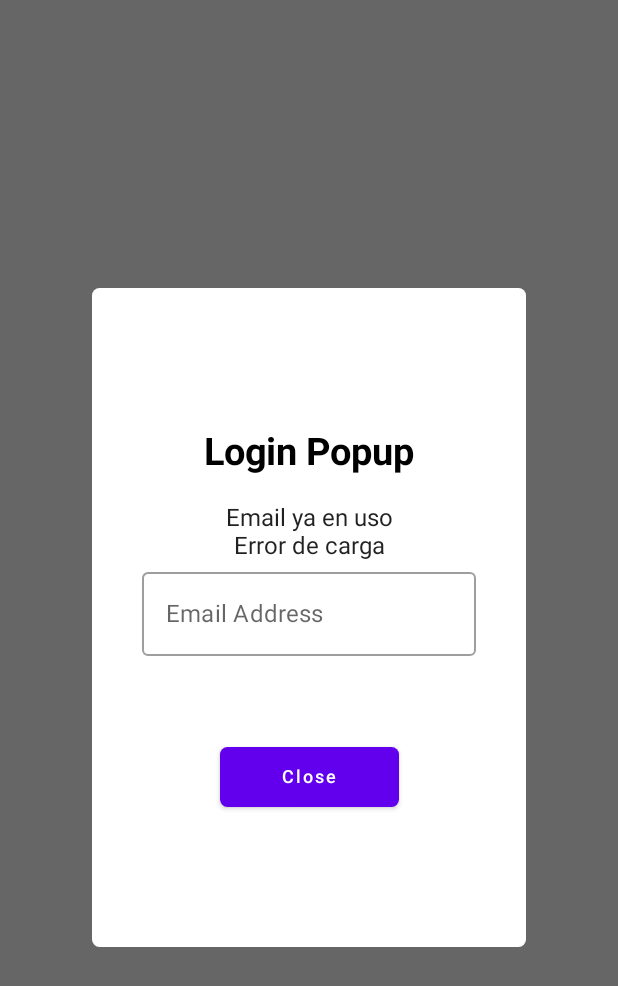
After one commit to yeraygar/intermodular, an Android app built with Jetpack Compose: the composable ValidateLoginScreen called with empty values, on a phone screen of 412 x 824 dp. The commit adds this screen. Shown: the top 986 px of the screen. Run offline under Robolectric (Android 15) with nearby library versions, the phone set to English and light mode, and no system bars; libraries missing offline, so code that uses them is left out: com.orhanobut.logger; 2 statements that could not run were skipped.

Commit message:
Validacion de email funcionando

```diff
--- a/Interfaz_android/Intermodular/app/src/main/java/inter/intermodular/ScreenNav.kt
+++ b/Interfaz_android/Intermodular/app/src/main/java/inter/intermodular/ScreenNav.kt
@@ -4,6 +4,7 @@ sealed class ScreenNav(val route: String) {
     object LoginScreen : ScreenNav("login_screen")
     object MainScreen : ScreenNav("main_screen")
     object RegisterScreen : ScreenNav("register_screen")
+    object ValidateLoginScreen : ScreenNav("validate_login_screen")
 
     fun withArgs(vararg args: String) : String{
         return buildString{
--- /dev/null
+++ b/Interfaz_android/Intermodular/app/src/main/java/inter/intermodular/screens/ValidateLoginScreen.kt
@@ -0,0 +1,231 @@
+package inter.intermodular.screens
+
+import androidx.compose.foundation.layout.*
+import androidx.compose.foundation.shape.RoundedCornerShape
+import androidx.compose.material.*
+import androidx.compose.runtime.*
+import androidx.compose.ui.Alignment
+import androidx.compose.ui.Modifier
+import androidx.compose.ui.focus.FocusRequester
+import androidx.compose.ui.graphics.Color
+import androidx.compose.ui.text.font.FontWeight
+import androidx.compose.ui.unit.dp
+import androidx.compose.ui.unit.sp
+import androidx.compose.ui.window.Dialog
+import androidx.navigation.NavController
+import com.orhanobut.logger.Logger
+import inter.intermodular.ScreenNav
+import inter.intermodular.ui.theme.Purple500
+import inter.intermodular.view_models.ClientViewModel
+
+@Composable
+fun ValidateLoginScreen(email: String?, clientViewModel: ClientViewModel, navController: NavController) {
+    val isDialogOpen = remember { mutableStateOf(true) }
+    ShowAlertDialog(isDialogOpen = isDialogOpen, email, clientViewModel, navController)
+
+
+    //Surface(color = MaterialTheme.colors.background){
+
+    /*   Box(
+            //modifier = Modifier.fillMaxWidth()
+        ){
+            Column {
+                Text(text = "Email: $email" )
+                response(clientViewModel = clientViewModel, navController = navController, email = email)
+                Button(
+                    onClick = {
+                    if(!clientViewModel.emailExistsResponse){
+                        navController.navigate(ScreenNav.MainScreen.withArgs(email?:"Error"))
+                    }else{
+                        navController.navigate(ScreenNav.LoginScreen.route)
+                    }
+                }) {
+                    Text(text= "Aceptar")
+
+                }
+            }
+        }
+    }*/
+//}
+}
+
+    @Composable
+    fun response(clientViewModel: ClientViewModel, navController: NavController, email: String?) {
+        var res = clientViewModel.emailExistsResponse
+        if (res) {
+            Text(text = "Email ya en uso")
+            Text(text = email?: "Error de carga")
+            Logger.e("Email en uso")
+
+        } else {
+            Text(text = "Email disponible")
+            Text(text = email?: "Error de carga")
+            Logger.i("Email disponible")
+
+        }
+    }
+
+
+
+@Composable
+fun ShowAlertDialog(
+    isDialogOpen: MutableState<Boolean>,
+    email: String?,
+    clientViewModel: ClientViewModel,
+    navController: NavController
+) {
+    val emailVal = remember { mutableStateOf("") }
+    val passwordVal = remember { mutableStateOf("") }
+
+    val passwordVisibility = remember {
+        mutableStateOf(false)
+    }
+    val focusRequester = remember {
+        FocusRequester
+    }
+
+    if(isDialogOpen.value) {
+        Dialog(onDismissRequest = { isDialogOpen.value = false }) {
+            Surface(
+                modifier = Modifier
+                    .width(300.dp)
+                    .height(450.dp)
+                    .padding(5.dp),
+                shape = RoundedCornerShape(5.dp),
+                color = Color.White
+            ) {
+                Column(
+                    modifier = Modifier.padding(5.dp),
+                    horizontalAlignment = Alignment.CenterHorizontally,
+                    verticalArrangement = Arrangement.Center
+                ) {
+                    Spacer(modifier = Modifier.padding(5.dp))
+
+                    Text(
+                        text = "Login Popup",
+                        color = Color.Black,
+                        fontWeight = FontWeight.Bold,
+                        fontSize = 25.sp
+                    )
+
+                    /*               Image(
+                        painter = painterResource(id = R.drawable.ic_baseline_person_pin_24),
+                        contentDescription = "Logo",
+                        modifier = Modifier
+                            .width(120.dp)
+                            .height(120.dp)
+                    )
+
+*/
+
+                    Spacer(modifier = Modifier.padding(10.dp))
+                    response(
+                        clientViewModel = clientViewModel,
+                        navController = navController,
+                        email = email
+                    )
+
+                    OutlinedTextField(
+                        value = emailVal.value,
+                        onValueChange = { emailVal.value = it },
+                        label = { Text(text = "Email Address") },
+                        placeholder = { Text(text = "Email Address") },
+                        singleLine = true,
+                        modifier = Modifier.fillMaxWidth(0.8f)
+                    )
+
+                    Spacer(modifier = Modifier.padding(10.dp))
+
+                    /*    OutlinedTextField(
+                        value = passwordVal.value,
+                        onValueChange = { passwordVal.value = it },
+                        trailingIcon = {
+                            IconButton(
+                                onClick = {
+                                    passwordVisibility.value = !passwordVisibility.value
+                                }
+                            ) {
+                                //Icon(painter = painterResource(id = R.drawable.ic_baseline_remove_red_eye_24), contentDescription ="",
+                                //    tint = if (passwordVisibility.value) Purple500 else Color.Gray
+                                //)
+                            }
+                        },
+                        label = { Text(text = "Password") },
+                        placeholder = { Text(text = "Password") },
+                        singleLine = true,
+                        visualTransformation = if (passwordVisibility.value) VisualTransformation.None else
+                            PasswordVisualTransformation(),
+                        modifier = Modifier.fillMaxWidth(0.8f)
+                    )*/
+
+                    Spacer(modifier = Modifier.padding(15.dp))
+
+                    Button(
+                        onClick = {
+                            isDialogOpen.value = false
+                            if(!clientViewModel.emailExistsResponse){
+                                navController.navigate(ScreenNav.MainScreen.withArgs(email?:"Error"))
+                            }else{
+                                navController.navigate(ScreenNav.LoginScreen.route)
+
+                            }
+                        },
+                        modifier = Modifier
+                            .fillMaxWidth(0.5f)
+                            .height(60.dp)
+                            .padding(10.dp),
+                        shape = RoundedCornerShape(5.dp),
+                        colors = ButtonDefaults.buttonColors(Purple500)
+                    ) {
+                        Text(
+                            text = "Close",
+                            color = Color.White,
+                            fontSize = 12.sp
+                        )
+                    }
+                }
+            }
+        }
+    }
+}
+
+
+
+
+/*
+    @Composable
+    fun CallAlertDialog() {
+        val isDialogOpen = remember { mutableStateOf(false)}
+
+        Column(
+            horizontalAlignment = Alignment.CenterHorizontally,
+            verticalArrangement = Arrangement.Center,
+            modifier = Modifier
+                .fillMaxSize()
+                .padding(horizontal = 16.dp)
+        ) {
+             ShowAlertDialog(isDialogOpen)
+            //ValidateLoginScreen(email: String?, clientViewModel: ClientViewModel, navController: NavController, isDialogOpen)
+
+            Button(
+                onClick = {
+                    isDialogOpen.value = true
+                },
+                modifier = Modifier
+                    .padding(10.dp)
+                    .height(50.dp),
+                shape = RoundedCornerShape(5.dp),
+                colors = ButtonDefaults.buttonColors(Purple500)
+            ) {
+                Text(
+                    text = "Show Popup",
+                    color = Color.White
+                )
+            }
+        }
+    }
+
+
+
+
+ */
--- a/Interfaz_android/Intermodular/app/src/main/java/inter/intermodular/services/ApiServices.kt
+++ b/Interfaz_android/Intermodular/app/src/main/java/inter/intermodular/services/ApiServices.kt
@@ -6,6 +6,7 @@ import retrofit2.Retrofit
 import retrofit2.converter.gson.GsonConverterFactory
 import retrofit2.http.GET
 import retrofit2.http.Headers
+import retrofit2.http.Path
 
 interface ApiServices {
 
@@ -18,9 +19,9 @@ interface ApiServices {
                 /**TODO CADA UNO TIENE QUE PONER SU IP LOCAL DONDE CORRE LA API*/
                                 /**cmd -> ipconfig -> IPv4Adress*/
 
-                val adress : Array<String> = arrayOf("http://192.168.56.1:8081/", "Pablo")
-                //val adress : Array<String> = arrayOf("http://xxxxxxxxxx:8081/", "Yeray")
-                //val adress : Array<String> = arrayOf("http://xxxxxxxxxx:8081/", "Maria")
+                val adress : Array<String> = arrayOf("http://192.168.56.1:8081/api/", "Pablo")
+                //val adress : Array<String> = arrayOf("http://xxxxxxxxxx:8081/api/", "Yeray")
+                //val adress : Array<String> = arrayOf("http://xxxxxxxxxx:8081/api/", "Maria")
 
                 apiServices = Retrofit.Builder()
                     .baseUrl(adress[0])
@@ -42,21 +43,23 @@ interface ApiServices {
 
     /********************USERS**********************/
 
-    @GET("api/users/client/Ecosistema1")
+    @GET("users/client/Ecosistema1")
     suspend fun getClientUsers() : List<UserModel>
 
-    @GET("api/users/client/Ecosistema1/active")
+    @GET("users/client/Ecosistema1/active")
     suspend fun getUsersFichados() : List<UserModel>
 
-    @GET("api/users/client/Ecosistema1/inactive")
+    @GET("users/client/Ecosistema1/inactive")
     suspend fun getUsersNoFichados() : List<UserModel>
 
-    @GET("api/users/client/Ecosistema1/admin")
+    @GET("users/client/Ecosistema1/admin")
     suspend fun getClientAdmin() : List<UserModel>
 
 
     /********************CLIENT**********************/
 
+    @GET("client/email/{email}")
+    suspend fun checkEmail(@Path("email") email : String) : Boolean
 
 
 }
--- a/Interfaz_android/Intermodular/build.gradle
+++ b/Interfaz_android/Intermodular/build.gradle
@@ -8,7 +8,7 @@ buildscript {
         mavenCentral()
     }
     dependencies {
-        classpath "com.android.tools.build:gradle:7.0.4"
+        classpath 'com.android.tools.build:gradle:7.1.0'
         classpath "org.jetbrains.kotlin:kotlin-gradle-plugin:1.6.0"
 
         // NOTE: Do not place your application dependencies here; they belong
```
Also changed, not shown: Interfaz_android/Intermodular/app/src/main/java/inter/intermodular/MainActivity.kt (+43 -5 lines), Interfaz_android/Intermodular/app/src/main/java/inter/intermodular/models/ClientModel.kt (added, +7 -0 lines), Interfaz_android/Intermodular/app/src/main/java/inter/intermodular/screens/LoginScreen.kt (+38 -14 lines), Interfaz_android/Intermodular/app/src/main/java/inter/intermodular/screens/MainScreen.kt (+7 -5 lines), Interfaz_android/Intermodular/app/src/main/java/inter/intermodular/view_models/ClientViewModel.kt (added, +40 -0 lines), Interfaz_android/Intermodular/app/src/main/java/inter/intermodular/view_models/UserViewModel.kt (+6 -6 lines), Interfaz_android/Intermodular/gradle/wrapper/gradle-wrapper.properties, 1 other file.
